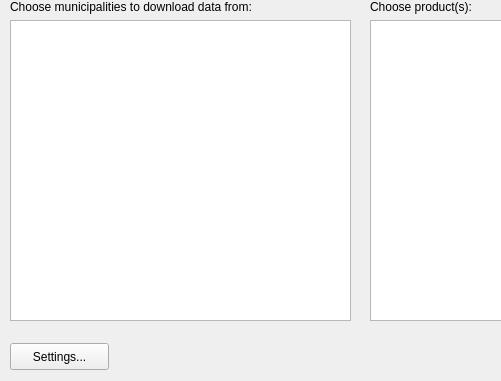
Before: the Qt Designer form nls_atom_client_dialog_municipality_selection.ui in GispoCoding/NLSAtomClient, drawn with Qt 5; both pictures show x 0 to 501 and y 0 to 381 of the 804 by 381 pixel window.
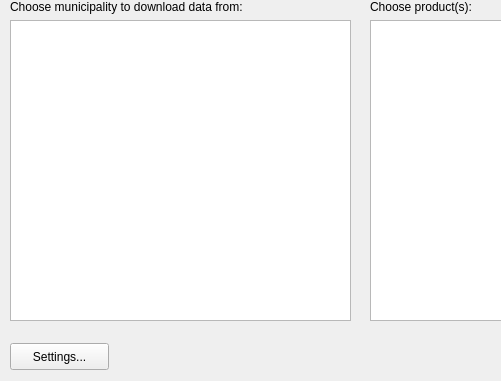
After: the same form once the commit is applied.

Commit message: Remove lidar and ortho data sets and disable downloading data for multiple municipalities at once

Patch:
```diff
--- a/nls_atom_client_dialog_municipality_selection.ui
+++ b/nls_atom_client_dialog_municipality_selection.ui
@@ -42,7 +42,7 @@
     <item>
      <widget class="QLabel" name="label">
       <property name="text">
-       <string>Choose municipalities to download data from:</string>
+       <string>Choose municipality to download data from:</string>
       </property>
      </widget>
     </item>
```
Left out of the diff: 2 changed lines with no effect on the pictures. The commit also changes 4 other files.
